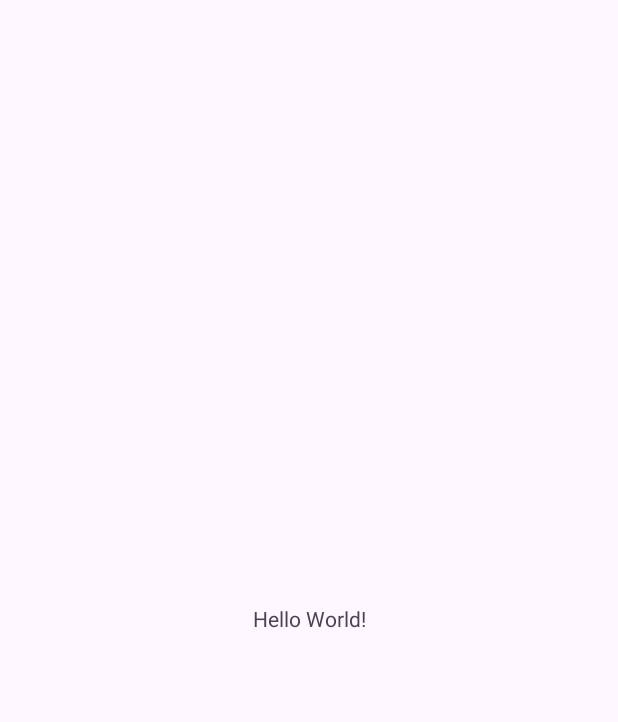
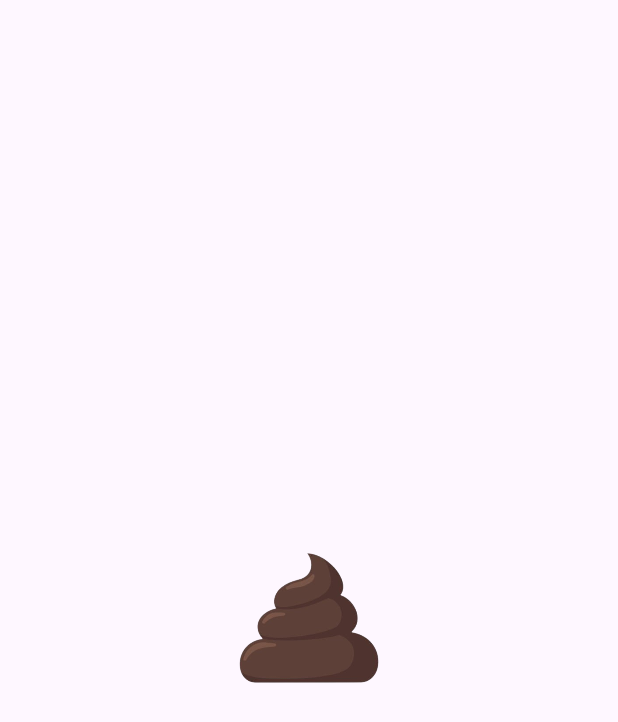
Before and after one commit to renanmosca/poop-app, an Android app: the screen it shows after launch (MainActivity before the commit, SplashActivity after it), on a phone screen of 412 x 824 dp. Before the commit the part shown is almost empty. Shown: the top 722 px of the screen. Run offline under Robolectric (Android 15) with nearby library versions, the phone set to English and light mode, and no system bars.

Commit message:
feature: add splash screen

```diff
--- a/app/src/main/AndroidManifest.xml
+++ b/app/src/main/AndroidManifest.xml
@@ -12,7 +12,7 @@
         android:supportsRtl="true"
         android:theme="@style/Theme.PoopApp">
         <activity
-            android:name=".MainActivity"
+            android:name=".SplashActivity"
             android:exported="true">
             <intent-filter>
                 <action android:name="android.intent.action.MAIN" />
--- a/app/src/main/java/br/com/poopapp/MainActivity.kt
+++ b/app/src/main/java/br/com/poopapp/SplashActivity.kt
@@ -6,11 +6,11 @@ import androidx.appcompat.app.AppCompatActivity
 import androidx.core.view.ViewCompat
 import androidx.core.view.WindowInsetsCompat
 
-class MainActivity : AppCompatActivity() {
+class SplashActivity : AppCompatActivity() {
     override fun onCreate(savedInstanceState: Bundle?) {
         super.onCreate(savedInstanceState)
         enableEdgeToEdge()
-        setContentView(R.layout.activity_main)
+        setContentView(R.layout.activity_splash)
         ViewCompat.setOnApplyWindowInsetsListener(findViewById(R.id.main)) { v, insets ->
             val systemBars = insets.getInsets(WindowInsetsCompat.Type.systemBars())
             v.setPadding(systemBars.left, systemBars.top, systemBars.right, systemBars.bottom)
--- a/app/src/main/res/layout/activity_main.xml
+++ b/app/src/main/res/layout/activity_splash.xml
@@ -5,15 +5,15 @@
     android:id="@+id/main"
     android:layout_width="match_parent"
     android:layout_height="match_parent"
-    tools:context=".MainActivity">
+    tools:context=".SplashActivity">
 
-    <TextView
-        android:layout_width="wrap_content"
-        android:layout_height="wrap_content"
-        android:text="Hello World!"
+    <ImageView
+        android:id="@+id/imageView"
+        android:layout_width="180dp"
+        android:layout_height="180dp"
         app:layout_constraintBottom_toBottomOf="parent"
         app:layout_constraintEnd_toEndOf="parent"
         app:layout_constraintStart_toStartOf="parent"
-        app:layout_constraintTop_toTopOf="parent" />
-
+        app:layout_constraintTop_toTopOf="parent"
+        app:srcCompat="@drawable/img_splash" />
 </androidx.constraintlayout.widget.ConstraintLayout>
--- a/app/src/main/res/values/themes.xml
+++ b/app/src/main/res/values/themes.xml
@@ -1,9 +1,8 @@
 <resources xmlns:tools="http://schemas.android.com/tools">
     <!-- Base application theme. -->
     <style name="Base.Theme.PoopApp" parent="Theme.Material3.DayNight.NoActionBar">
-        <!-- Customize your light theme here. -->
-        <!-- <item name="colorPrimary">@color/my_light_primary</item> -->
+        <item name="android:windowIsTranslucent">true</item>
     </style>
 
-    <style name="Theme.PoopApp" parent="Base.Theme.PoopApp" />
+    <style name="Theme.PoopApp" parent="Base.Theme.PoopApp"/>
 </resources>
```
Also changed, not shown: app/src/main/res/drawable/img_splash.png (added).
